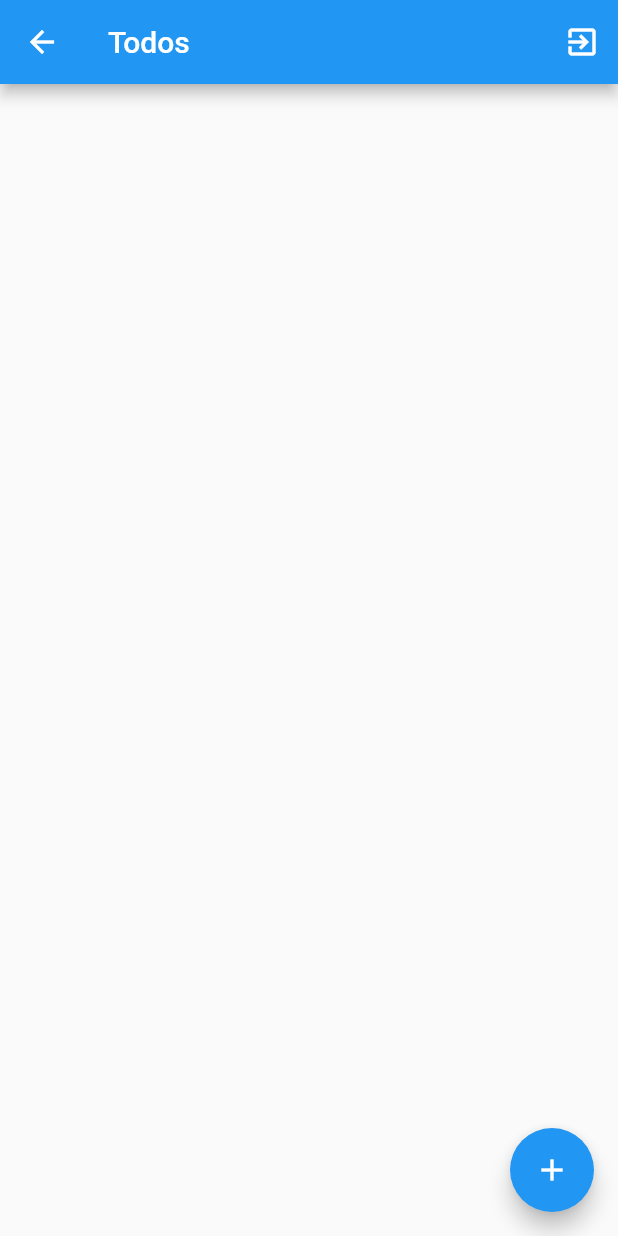
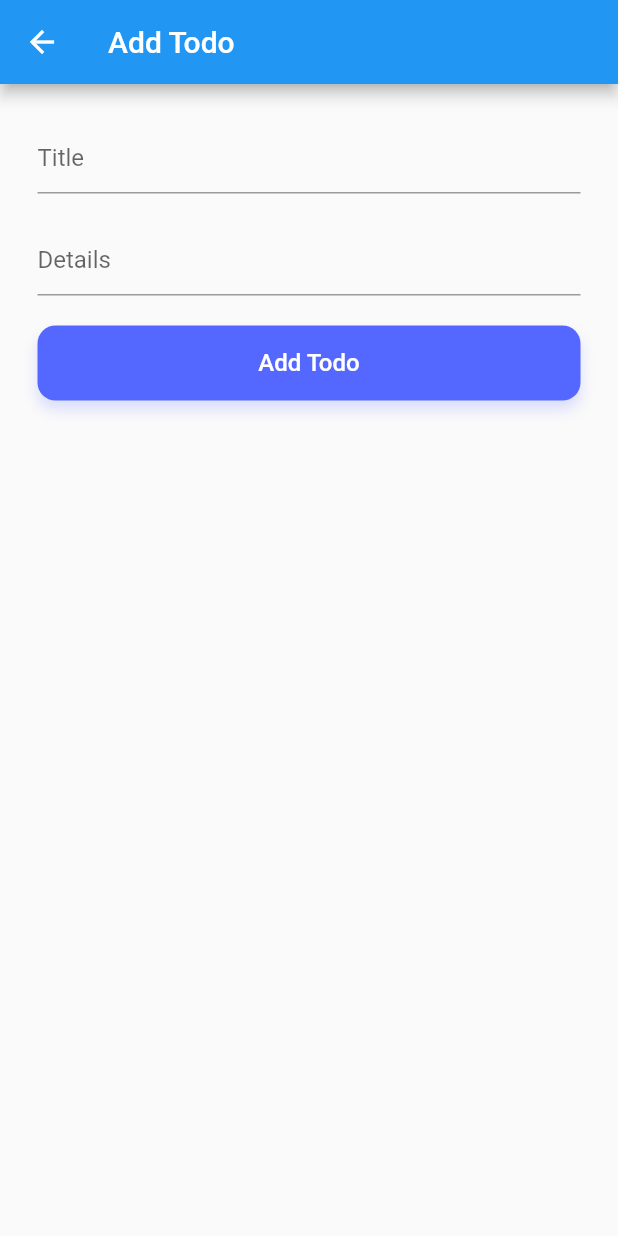
Before and after one commit to The-mover/taskbook, a Flutter app: the HomeScreen screen opened directly, after a tap on the "add" icon, on a phone screen of 412 x 824 dp. Run offline on Flutter 3.47's test engine with Material 2 defaults, Android fonts, the phone set to English and light mode, and no system bars; our stand-ins replace cloud_firestore, firebase_auth, flushbar, flutter_spinkit, get_it; accounts and stored records are empty; Roboto replaces fonts that are missing (Rubik).

Commit message:
Added Create dynamic todos for user

```diff
--- /dev/null
+++ b/taskbook/lib/business_logic/view_models/create_todo_viewmodel.dart
@@ -0,0 +1,15 @@
+import 'package:flutter/cupertino.dart';
+import 'package:taskbook/business_logic/models/todo.dart';
+import 'package:taskbook/services/auth_service.dart';
+import 'package:taskbook/services/firestore_service.dart';
+import 'package:taskbook/services/service_locator.dart';
+
+class CreateTodoViewModel extends ChangeNotifier {
+  final AuthService _authService = serviceLocator<AuthService>();
+  final FirestoreService _firestoreService = serviceLocator<FirestoreService>();
+
+  void addTodo(Todo todo) async {
+    await _firestoreService.addTodo(todo, _authService.getUserId);
+    notifyListeners();
+  }
+}
--- a/taskbook/lib/business_logic/view_models/home_screen_viewmodel.dart
+++ b/taskbook/lib/business_logic/view_models/home_screen_viewmodel.dart
@@ -1,4 +1,3 @@
-import 'package:firebase_auth/firebase_auth.dart';
 import 'package:flutter/cupertino.dart';
 import 'package:taskbook/business_logic/models/todo.dart';
 import 'package:taskbook/services/auth_service.dart';
@@ -17,11 +16,6 @@ class HomeScreenViewModel extends ChangeNotifier {
     return _firestoreService.getTodos(_authService.getUserId);
   }
 
-  void addTodo(Todo todo) async {
-    await _firestoreService.addTodo(todo, _authService.getUserId);
-    notifyListeners();
-  }
-
   void updateTodo(Todo todo) async {
     await _firestoreService.updateTodo(todo, _authService.getUserId);
     notifyListeners();
--- a/taskbook/lib/router.dart
+++ b/taskbook/lib/router.dart
@@ -1,5 +1,6 @@
 import 'package:flutter/material.dart';
 import 'package:taskbook/ui/utils/fade_in_route.dart';
+import 'package:taskbook/ui/views/create_todo_screen.dart';
 import 'package:taskbook/ui/views/home_screen.dart';
 import 'package:taskbook/ui/views/login_screen.dart';
 import 'package:taskbook/ui/views/signup_screen.dart';
@@ -41,6 +42,14 @@ final Map<String, RouterMethod> _definitions = {
       settings: settings,
       builder: (context) {
         return HomeScreen();
+      },
+    );
+  },
+  '/create_todo': (settings, _) {
+    return MaterialPageRoute(
+      settings: settings,
+      builder: (context) {
+        return CreateTodoScreen();
       },
     );
   }
@@ -116,3 +125,7 @@ void openLoginPage(BuildContext context) {
 void openHomeScreen(BuildContext context) {
   Navigator.of(context).pushReplacementNamed("/home_screen");
 }
+
+void openCreateTodoScreen(BuildContext context) {
+  Navigator.of(context).pushNamed("/create_todo");
+}
--- a/taskbook/lib/services/service_locator.dart
+++ b/taskbook/lib/services/service_locator.dart
@@ -1,4 +1,5 @@
 import 'package:get_it/get_it.dart';
+import 'package:taskbook/business_logic/view_models/create_todo_viewmodel.dart';
 import 'package:taskbook/business_logic/view_models/home_screen_viewmodel.dart';
 import 'package:taskbook/business_logic/view_models/login_viewmodel.dart';
 import 'package:taskbook/business_logic/view_models/signup_viewmodel.dart';
@@ -21,4 +22,6 @@ void setupServiceLocator() {
       .registerFactory<HomeScreenViewModel>(() => HomeScreenViewModel());
   serviceLocator
       .registerFactory<SplashScreenViewModel>(() => SplashScreenViewModel());
+  serviceLocator
+      .registerFactory<CreateTodoViewModel>(() => CreateTodoViewModel());
 }
--- /dev/null
+++ b/taskbook/lib/ui/views/create_todo_screen.dart
@@ -0,0 +1,57 @@
+import 'package:flutter/material.dart';
+import 'package:provider/provider.dart';
+import 'package:taskbook/business_logic/models/todo.dart';
+import 'package:taskbook/business_logic/view_models/create_todo_viewmodel.dart';
+import 'package:taskbook/services/service_locator.dart';
+import 'package:taskbook/ui/shared/buttons/primary_button.dart';
+
+class CreateTodoScreen extends StatelessWidget {
+  final TextEditingController _titleController = TextEditingController();
+  final TextEditingController _detailsController = TextEditingController();
+
+  @override
+  Widget build(BuildContext context) {
+    return ChangeNotifierProvider<CreateTodoViewModel>(
+      create: (context) => serviceLocator<CreateTodoViewModel>(),
+      child: Consumer<CreateTodoViewModel>(
+        builder: (context, model, child) => Scaffold(
+          appBar: AppBar(
+            title: Text('Add Todo'),
+          ),
+          body: Container(
+            padding: EdgeInsets.fromLTRB(25, 25, 25, 0),
+            child: Column(
+              children: <Widget>[
+                TextField(
+                  controller: _titleController,
+                  decoration: InputDecoration(
+                    hintText: 'Title',
+                  ),
+                ),
+                SizedBox(height: 20),
+                TextField(
+                  controller: _detailsController,
+                  maxLines: null,
+                  decoration: InputDecoration(
+                    hintText: 'Details',
+                  ),
+                ),
+                SizedBox(height: 20),
+                PrimaryButton(
+                  label: 'Add Todo',
+                  onPressed: () {
+                    String title = _titleController.text.trim();
+                    String details = _detailsController.text.trim();
+                    Todo todo = Todo(title: title, details: details);
+                    model.addTodo(todo);
+                    Navigator.of(context).pop();
+                  },
+                ),
+              ],
+            ),
+          ),
+        ),
+      ),
+    );
+  }
+}
--- a/taskbook/lib/ui/views/home_screen.dart
+++ b/taskbook/lib/ui/views/home_screen.dart
@@ -5,13 +5,8 @@ import 'package:taskbook/business_logic/view_models/home_screen_viewmodel.dart';
 import 'package:taskbook/router.dart';
 import 'package:taskbook/services/service_locator.dart';
 
-class HomeScreen extends StatefulWidget {
-  @override
-  _HomeScreenState createState() => _HomeScreenState();
-}
-
-class _HomeScreenState extends State<HomeScreen> {
-  HomeScreenViewModel viewModel = serviceLocator<HomeScreenViewModel>();
+class HomeScreen extends StatelessWidget {
+  final HomeScreenViewModel viewModel = serviceLocator<HomeScreenViewModel>();
 
   @override
   Widget build(BuildContext context) {
@@ -51,11 +46,7 @@ class _HomeScreenState extends State<HomeScreen> {
           ),
           floatingActionButton: FloatingActionButton(
             child: Icon(Icons.add),
-            onPressed: () async {
-              final todo =
-                  Todo(title: 'Hello world', details: 'I love the world');
-              model.addTodo(todo);
-            },
+            onPressed: () => openCreateTodoScreen(context),
           ),
         ),
       ),
```
